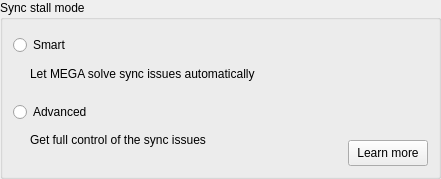
First picture: the form in src/MEGASync/gui/ui/SyncStallModeSelector.ui, repository meganz/MEGAsync, before the edit.
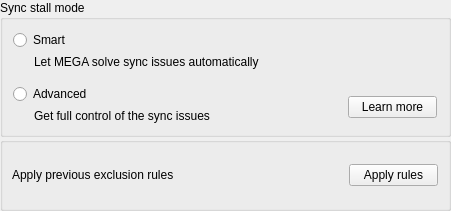
Second picture: the form after the edit.

Commit message: SNC-4972 : Added apply old exclusions rules.

```diff
--- a/src/MEGASync/gui/ui/SyncStallModeSelector.ui
+++ b/src/MEGASync/gui/ui/SyncStallModeSelector.ui
@@ -6,17 +6,29 @@
    <rect>
     <x>0</x>
     <y>0</y>
-    <width>441</width>
-    <height>179</height>
+    <width>451</width>
+    <height>211</height>
    </rect>
   </property>
+  <property name="minimumSize">
+   <size>
+    <width>0</width>
+    <height>210</height>
+   </size>
+  </property>
+  <property name="maximumSize">
+   <size>
+    <width>16777215</width>
+    <height>16777215</height>
+   </size>
+  </property>
   <property name="windowTitle">
    <string/>
   </property>
   <property name="styleSheet">
    <string notr="true"/>
   </property>
-  <layout class="QVBoxLayout" name="verticalLayout">
+  <layout class="QVBoxLayout" name="verticalLayout_4">
    <property name="spacing">
     <number>0</number>
    </property>
@@ -34,45 +46,44 @@
    </property>
    <item>
     <widget class="QGroupBox" name="groupBox">
+     <property name="styleSheet">
+      <string notr="true"/>
+     </property>
      <property name="title">
       <string>Sync stall mode</string>
      </property>
      <property name="type" stdset="0">
       <string notr="true">mega</string>
      </property>
-     <layout class="QHBoxLayout" name="horizontalLayout">
-      <property name="spacing">
-       <number>0</number>
-      </property>
-      <property name="leftMargin">
-       <number>0</number>
-      </property>
+     <layout class="QVBoxLayout" name="verticalLayout">
       <property name="topMargin">
-       <number>0</number>
+       <number>5</number>
       </property>
       <property name="rightMargin">
-       <number>0</number>
+       <number>11</number>
       </property>
       <property name="bottomMargin">
        <number>0</number>
       </property>
+      <item>
+       <layout class="QHBoxLayout" name="horizontalLayout" stretch="1,0">
       <item>
        <widget class="QWidget" name="SelectorsContainer" native="true">
         <layout class="QVBoxLayout" name="verticalLayout_2">
          <property name="spacing">
-          <number>2</number>
+            <number>5</number>
          </property>
          <property name="leftMargin">
-          <number>10</number>
+            <number>1</number>
          </property>
          <property name="topMargin">
-          <number>15</number>
+            <number>5</number>
          </property>
          <property name="rightMargin">
-          <number>10</number>
+            <number>0</number>
          </property>
          <property name="bottomMargin">
-          <number>20</number>
+            <number>5</number>
          </property>
          <item>
           <widget class="QRadioButton" name="SmartSelector">
@@ -89,11 +100,11 @@
            <property name="text">
             <string>Let MEGA solve sync issues automatically</string>
            </property>
-           <property name="margin">
-            <number>5</number>
+             <property name="wordWrap">
+              <bool>true</bool>
            </property>
            <property name="indent">
-            <number>17</number>
+              <number>21</number>
            </property>
           </widget>
          </item>
@@ -128,11 +139,8 @@
            <property name="text">
             <string>Get full control of the sync issues</string>
            </property>
-           <property name="margin">
-            <number>5</number>
-           </property>
            <property name="indent">
-            <number>17</number>
+              <number>21</number>
            </property>
           </widget>
          </item>
@@ -152,7 +160,7 @@
           <number>0</number>
          </property>
          <property name="rightMargin">
-          <number>10</number>
+            <number>0</number>
          </property>
          <property name="bottomMargin">
           <number>10</number>
@@ -178,11 +186,14 @@
             <item>
              <spacer name="horizontalSpacer">
               <property name="orientation">
-               <enum>Qt::Orientation::Horizontal</enum>
+                 <enum>Qt::Horizontal</enum>
+                </property>
+                <property name="sizeType">
+                 <enum>QSizePolicy::Preferred</enum>
               </property>
               <property name="sizeHint" stdset="0">
                <size>
-                <width>40</width>
+                  <width>5</width>
                 <height>20</height>
                </size>
               </property>
@@ -190,16 +201,16 @@
             </item>
             <item>
              <widget class="QPushButton" name="LearnMoreButton">
-              <property name="minimumSize">
-               <size>
-                <width>0</width>
-                <height>26</height>
-               </size>
-              </property>
-              <property name="maximumSize">
+                <property name="sizePolicy">
+                 <sizepolicy hsizetype="Preferred" vsizetype="Fixed">
+                  <horstretch>0</horstretch>
+                  <verstretch>0</verstretch>
+                 </sizepolicy>
+                </property>
+                <property name="minimumSize">
                <size>
-                <width>16777215</width>
-                <height>26</height>
+                  <width>89</width>
+                  <height>0</height>
                </size>
               </property>
               <property name="cursor">
@@ -220,6 +231,101 @@
           </widget>
          </item>
         </layout>
+         </widget>
+        </item>
+       </layout>
+      </item>
+      <item>
+       <widget class="QWidget" name="permissionsContainer" native="true">
+        <layout class="QHBoxLayout" name="horizontalLayout_4">
+         <property name="spacing">
+          <number>0</number>
+         </property>
+         <property name="leftMargin">
+          <number>0</number>
+         </property>
+         <property name="topMargin">
+          <number>0</number>
+         </property>
+         <property name="rightMargin">
+          <number>0</number>
+         </property>
+         <property name="bottomMargin">
+          <number>0</number>
+         </property>
+        </layout>
+       </widget>
+      </item>
+     </layout>
+    </widget>
+   </item>
+   <item>
+    <widget class="QGroupBox" name="gBugReport">
+     <property name="title">
+      <string/>
+     </property>
+     <property name="type" stdset="0">
+      <string notr="true">mega</string>
+     </property>
+     <layout class="QHBoxLayout" name="horizontalLayout_3">
+      <property name="topMargin">
+       <number>9</number>
+      </property>
+      <property name="rightMargin">
+       <number>10</number>
+      </property>
+      <property name="bottomMargin">
+       <number>9</number>
+      </property>
+      <item>
+       <widget class="QLabel" name="label">
+        <property name="sizePolicy">
+         <sizepolicy hsizetype="Preferred" vsizetype="Fixed">
+          <horstretch>0</horstretch>
+          <verstretch>0</verstretch>
+         </sizepolicy>
+        </property>
+        <property name="text">
+         <string>Apply previous exclusion rules</string>
+        </property>
+       </widget>
+      </item>
+      <item>
+       <spacer name="horizontalSpacer_2">
+        <property name="orientation">
+         <enum>Qt::Horizontal</enum>
+        </property>
+        <property name="sizeHint" stdset="0">
+         <size>
+          <width>233</width>
+          <height>5</height>
+         </size>
+        </property>
+       </spacer>
+      </item>
+      <item>
+       <widget class="QPushButton" name="bApplyLegacyExclusions">
+        <property name="minimumSize">
+         <size>
+          <width>89</width>
+          <height>0</height>
+         </size>
+        </property>
+        <property name="cursor">
+         <cursorShape>PointingHandCursor</cursorShape>
+        </property>
+        <property name="text">
+         <string>Apply rules</string>
+        </property>
+        <property name="autoDefault">
+         <bool>false</bool>
+        </property>
+        <property name="type" stdset="0">
+         <string notr="true">secondary</string>
+        </property>
+        <property name="dimension" stdset="0">
+         <string notr="true">small</string>
+        </property>
        </widget>
       </item>
      </layout>
```
Left out of the diff: 14 changed lines with no effect on the pictures. Lines whose indentation alone changed are shown as unchanged. The commit also changes 2 other files.
